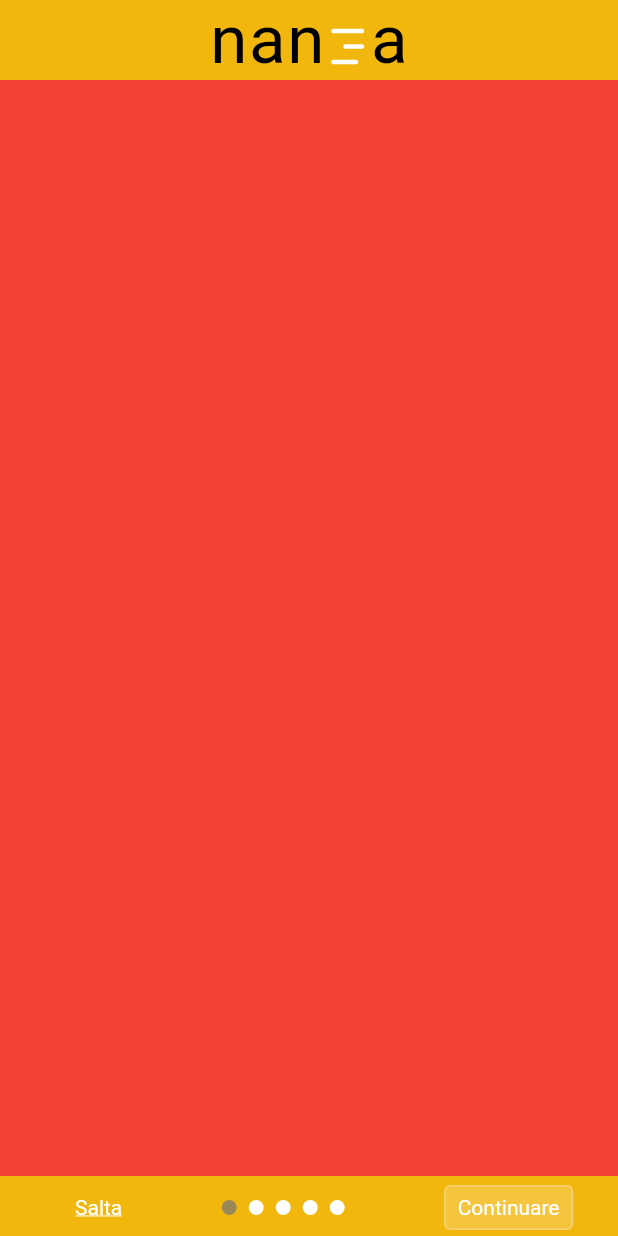
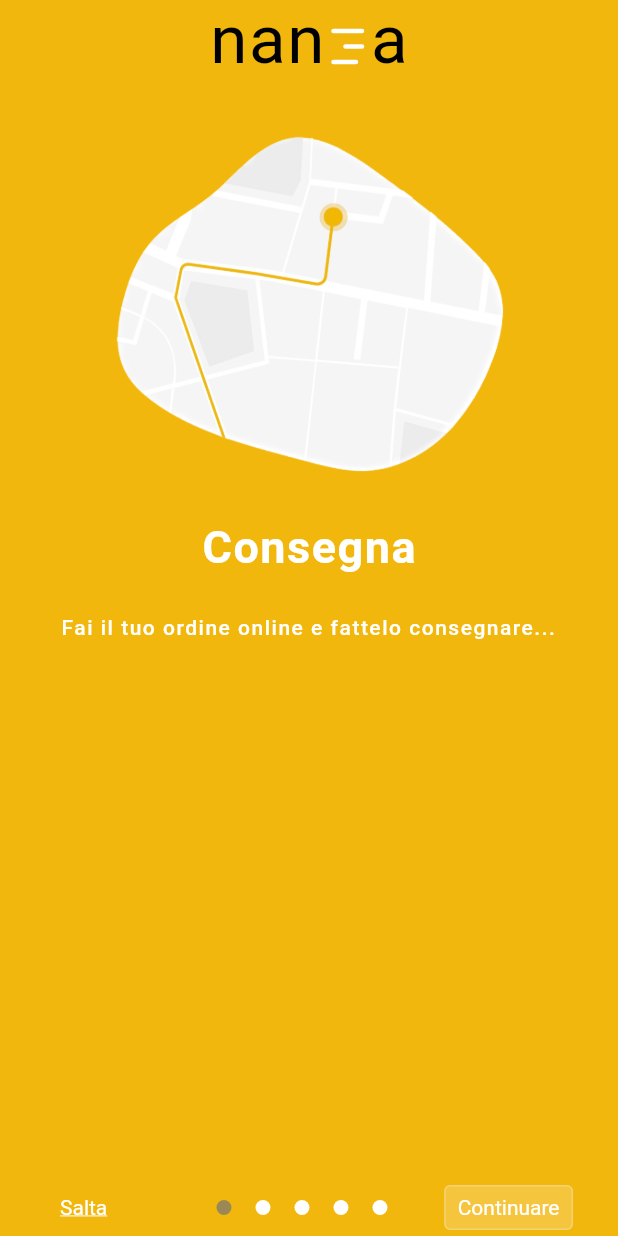
Before and after one commit to ilCatta/nanea_demo, a Flutter app: the screen it shows after launch, on a phone screen of 412 x 824 dp. Run offline on Flutter 3.47's test engine with Material 2 defaults, Android fonts, the phone set to English and light mode, and no system bars; drawn by our look-alikes of auto_size_text, smooth_page_indicator; our stand-ins replace adaptive_theme, go_router.

Commit message:
Piccolo aggiornamento

```diff
--- a/lib/app.dart
+++ b/lib/app.dart
@@ -1,7 +1,7 @@
 import 'package:adaptive_theme/adaptive_theme.dart';
 import 'package:flutter/material.dart';
 import 'package:go_router/go_router.dart';
-import 'package:nanea_demo/pages/splash_page.dart';
+import 'package:nanea_demo/pages/splash/splash_page.dart';
 import 'package:nanea_demo/theme/theme.dart';
 
 class App extends StatelessWidget {
--- /dev/null
+++ b/lib/pages/splash/splash_page.dart
@@ -0,0 +1,154 @@
+import 'package:flutter/material.dart';
+import 'package:nanea_demo/pages/splash/splash_page_view_4.dart';
+import 'package:nanea_demo/pages/splash/splash_page_view_5.dart';
+import 'package:nanea_demo/pages/splash/widget/slash_page_template.dart';
+import 'package:nanea_demo/widgets/logo_nanea.dart';
+import 'package:smooth_page_indicator/smooth_page_indicator.dart';
+
+class SplashPage extends StatefulWidget {
+  const SplashPage({super.key});
+
+  @override
+  State<SplashPage> createState() => _SplashPageState();
+}
+
+class _SplashPageState extends State<SplashPage> {
+  final _controller = PageController();
+  int currentIndex = 0;
+
+  void nextPage() {
+    if (currentIndex != 4) {
+      setState(() {
+        currentIndex++;
+        _controller.animateToPage(currentIndex, duration: Duration(milliseconds: 200), curve: Curves.linear);
+      });
+    }
+  }
+
+  void goToFinalPage() {
+    while (currentIndex < 4) {
+      setState(() {
+        currentIndex++;
+        _controller.animateToPage(currentIndex, duration: Duration(milliseconds: 500), curve: Curves.linear);
+      });
+    }
+  }
+
+  @override
+  Widget build(BuildContext context) {
+    return Scaffold(
+      backgroundColor: Color(0xffF2B70D),
+      body: _body(),
+    );
+  }
+
+  Widget _body() => SafeArea(
+        child: SizedBox(
+          width: double.infinity,
+          height: double.infinity,
+          child: Column(
+            children: [
+              LogoNanea(invertiColori: false),
+              Expanded(
+                child: PageView(
+                  controller: _controller,
+                  onPageChanged: (value) {
+                    setState(() {
+                      currentIndex = value;
+                    });
+                  },
+                  children: [
+                    SlashPageTemplate(
+                      imageUrl: "assets/images/image-1.png",
+                      title: "Consegna",
+                      description: "Fai il tuo ordine online e fattelo consegnare...",
+                      onTap: nextPage,
+                    ),
+                    SlashPageTemplate(
+                      imageUrl: "assets/images/image-2.png",
+                      title: "Take Away",
+                      description: "...oppure ordina nell'app e poi ritiralo tu stesso...",
+                      onTap: nextPage,
+                    ),
+                    SlashPageTemplate(
+                      imageUrl: "assets/images/image-3.png",
+                      title: "Sul posto",
+                      description:
+                          "...puoi trovare i nostri codidi QR diretamente sui tavoli dei locali che usano nanea. Basta eseguire la scansione del codice QR e fare il tuo ordine per riceverlo!",
+                      onTap: nextPage,
+                    ),
+                    SlashPageView4(),
+                    SlashPageView5(),
+                  ],
+                ),
+              ),
+              _menuBottom(),
+            ],
+          ),
+        ),
+      );
+
+  Widget _menuBottom() => Container(
+        width: double.infinity,
+        padding: EdgeInsets.fromLTRB(0, 6, 30, 4),
+        child: Row(
+          mainAxisAlignment: MainAxisAlignment.spaceBetween,
+          children: [
+            Visibility(
+              visible: currentIndex != 4,
+              maintainSize: true,
+              maintainAnimation: true,
+              maintainState: true,
+              child: GestureDetector(
+                onTap: goToFinalPage,
+                child: Padding(
+                  padding: EdgeInsets.only(left: 40),
+                  child: Text(
+                    "Salta",
+                    style: TextStyle(
+                      fontSize: 14,
+                      decoration: TextDecoration.underline,
+                    ),
+                  ),
+                ),
+              ),
+            ),
+            Padding(
+              padding: EdgeInsets.only(left: 35),
+              child: SmoothPageIndicator(
+                controller: _controller,
+                count: 5,
+                effect: ColorTransitionEffect(
+                  activeDotColor: Colors.grey.shade600.withOpacity(0.7),
+                  dotColor: Colors.white,
+                  spacing: 16.0,
+                  dotHeight: 10,
+                  dotWidth: 10,
+                ),
+              ),
+            ),
+            Visibility(
+              visible: currentIndex != 4,
+              maintainSize: true,
+              maintainAnimation: true,
+              maintainState: true,
+              child: GestureDetector(
+                onTap: nextPage,
+                child: Container(
+                  padding: EdgeInsets.fromLTRB(8, 6, 8, 6),
+                  decoration: BoxDecoration(
+                    color: Colors.white.withOpacity(0.2),
+                    borderRadius: BorderRadius.circular(4),
+                    border: Border.all(
+                      width: 1,
+                      color: Colors.grey.shade100.withOpacity(0.3),
+                    ),
+                  ),
+                  child: Text("Continuare"),
+                ),
+              ),
+            ),
+          ],
+        ),
+      );
+}
--- /dev/null
+++ b/lib/pages/splash/splash_page_view_4.dart
@@ -0,0 +1,10 @@
+import 'package:flutter/material.dart';
+
+class SlashPageView4 extends StatelessWidget {
+  const SlashPageView4({super.key});
+
+  @override
+  Widget build(BuildContext context) {
+    return const Placeholder();
+  }
+}
--- /dev/null
+++ b/lib/pages/splash/splash_page_view_5.dart
@@ -0,0 +1,10 @@
+import 'package:flutter/material.dart';
+
+class SlashPageView5 extends StatelessWidget {
+  const SlashPageView5({super.key});
+
+  @override
+  Widget build(BuildContext context) {
+    return const Placeholder();
+  }
+}
--- /dev/null
+++ b/lib/pages/splash/widget/slash_page_template.dart
@@ -0,0 +1,75 @@
+import 'package:auto_size_text/auto_size_text.dart';
+import 'package:flutter/material.dart';
+
+class SlashPageTemplate extends StatelessWidget {
+  String imageUrl;
+  String title;
+  String description;
+  void Function() onTap;
+
+  SlashPageTemplate({
+    required this.imageUrl,
+    required this.title,
+    required this.description,
+    required this.onTap,
+  });
+
+  @override
+  Widget build(BuildContext context) {
+    return GestureDetector(
+      onTap: onTap,
+      child: SizedBox(
+        width: double.infinity,
+        height: double.infinity,
+        child: Column(
+          children: [
+            _immagine(),
+            _titolo(),
+            _descrizione(),
+          ],
+        ),
+      ),
+    );
+  }
+
+  Widget _immagine() => Padding(
+        padding: EdgeInsets.fromLTRB(0, 12, 0, 0),
+        child: Image.asset(
+          imageUrl,
+          height: 270,
+          width: 270,
+        ),
+      );
+
+  Widget _titolo() => Padding(
+        padding: EdgeInsets.fromLTRB(0, 12, 0, 0),
+        child: Center(
+          child: Text(
+            title,
+            style: TextStyle(
+              fontSize: 30,
+              fontWeight: FontWeight.bold,
+              letterSpacing: 1,
+            ),
+          ),
+        ),
+      );
+
+  Widget _descrizione() => Padding(
+        padding: EdgeInsets.fromLTRB(20, 28, 20, 0),
+        child: Center(
+          child: AutoSizeText(
+            description,
+            textAlign: TextAlign.center,
+            overflow: TextOverflow.ellipsis,
+            maxLines: 4,
+            minFontSize: 14,
+            style: TextStyle(
+              fontSize: 14,
+              fontWeight: FontWeight.w500,
+              letterSpacing: 1,
+            ),
+          ),
+        ),
+      );
+}
--- a/lib/pages/splash_page.dart
+++ /dev/null
@@ -1,110 +0,0 @@
-import 'package:flutter/material.dart';
-import 'package:nanea_demo/theme/theme.dart';
-import 'package:nanea_demo/widgets/logo_nanea.dart';
-import 'package:smooth_page_indicator/smooth_page_indicator.dart';
-
-class SplashPage extends StatefulWidget {
-  const SplashPage({super.key});
-
-  @override
-  State<SplashPage> createState() => _SplashPageState();
-}
-
-class _SplashPageState extends State<SplashPage> {
-  final _controller = PageController();
-
-  @override
-  Widget build(BuildContext context) {
-    return Scaffold(
-      backgroundColor: Color(0xffF2B70D),
-      body: _body(),
-    );
-  }
-
-  Widget _body() => SafeArea(
-        child: SizedBox(
-          width: double.infinity,
-          height: double.infinity,
-          child: Column(
-            children: [
-              LogoNanea(invertiColori: false),
-              Expanded(
-                child: PageView(
-                  controller: _controller,
-                  children: [
-                    Container(
-                      height: 100,
-                      width: 100,
-                      color: Colors.red,
-                    ),
-                    Container(
-                      height: 100,
-                      width: 100,
-                      color: Colors.green,
-                    ),
-                    Container(
-                      height: 100,
-                      width: 100,
-                      color: Colors.blue,
-                    ),
-                    Container(
-                      height: 100,
-                      width: 100,
-                      color: Colors.purple,
-                    ),
-                    Container(
-                      height: 100,
-                      width: 100,
-                      color: Colors.pink,
-                    ),
-                  ],
-                ),
-              ),
-              _menuBottom(),
-
-              // pageview
-            ],
-          ),
-        ),
-      );
-
-  Widget _menuBottom() => Container(
-        width: double.infinity,
-        padding: EdgeInsets.fromLTRB(50, 6, 30, 4),
-        child: Row(
-          mainAxisAlignment: MainAxisAlignment.spaceBetween,
-          children: [
-            Text(
-              "Salta",
-              style: TextStyle(
-                fontSize: 14,
-                decoration: TextDecoration.underline,
-              ),
-            ),
-            SmoothPageIndicator(
-              controller: _controller,
-              count: 5,
-              effect: ColorTransitionEffect(
-                activeDotColor: Colors.grey.shade600.withOpacity(0.7),
-                dotColor: Colors.white,
-                spacing: 8.0,
-                dotHeight: 10,
-                dotWidth: 10,
-              ),
-            ),
-            Container(
-              padding: EdgeInsets.fromLTRB(8, 6, 8, 6),
-              decoration: BoxDecoration(
-                color: Colors.white.withOpacity(0.2),
-                borderRadius: BorderRadius.circular(4),
-                border: Border.all(
-                  width: 1,
-                  color: Colors.grey.shade100.withOpacity(0.3),
-                ),
-              ),
-              child: Text("Continuare"),
-            ),
-          ],
-        ),
-      );
-}
--- a/pubspec.yaml
+++ b/pubspec.yaml
@@ -38,6 +38,7 @@ dependencies:
   go_router: ^7.1.1
   adaptive_theme: ^3.2.1
   smooth_page_indicator: ^1.1.0
+  auto_size_text: ^3.0.0
 
 dev_dependencies:
   flutter_test:
```
Also changed, not shown: assets/images/image-1.jpg (deleted), assets/images/image-1.png (added), assets/images/image-2.jpg (deleted), assets/images/image-2.png (added), assets/images/image-3.jpg (deleted), assets/images/image-3.png (added), pubspec.lock.
